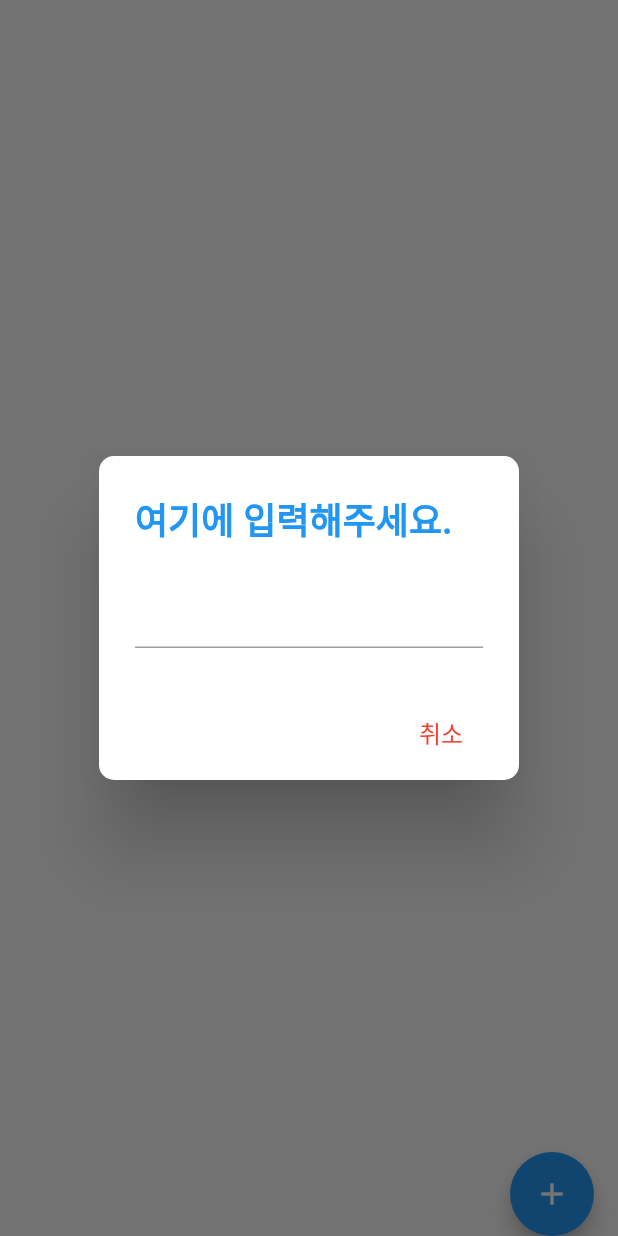
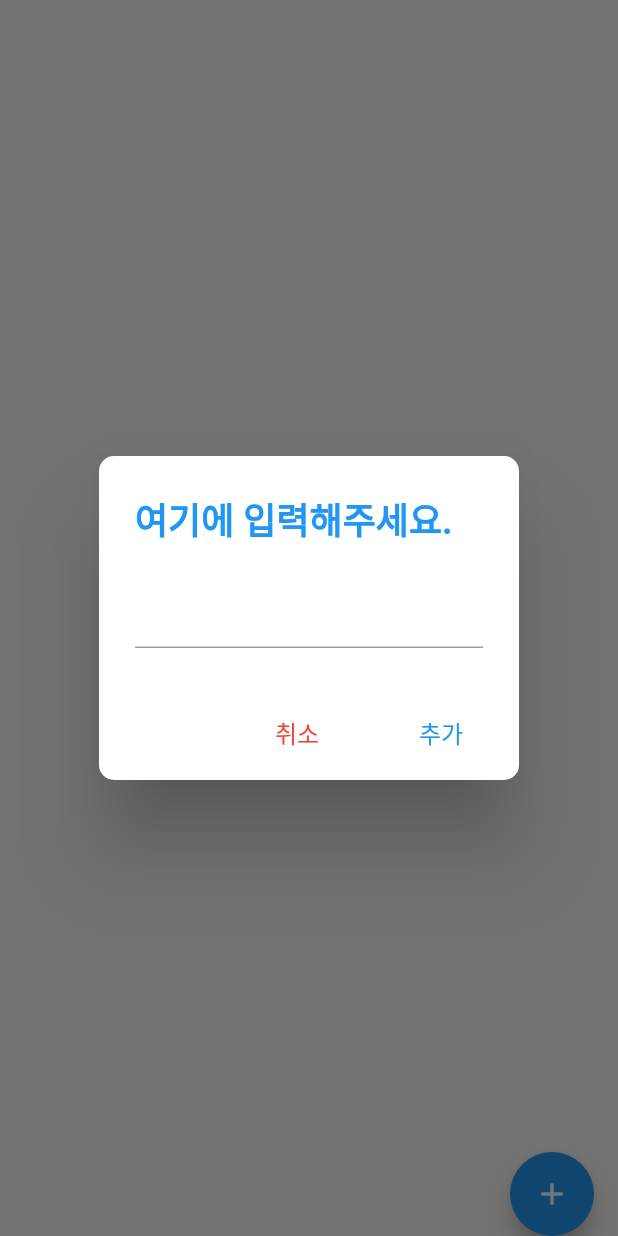
Before and after one commit to hyun031916/flutter_app_notepad, a Flutter app: the NotePadListPage screen opened directly, after a tap on the "add" icon, on a phone screen of 412 x 824 dp. Run offline on Flutter 3.47's test engine with Material 2 defaults, Android fonts, the phone set to English and light mode, and no system bars; our stand-ins replace sqflite; accounts and stored records are empty.

Commit message:
BLoC 패턴을 적용하여 메모장 어플리케이션 만들기 끝-!!

```diff
--- /dev/null
+++ b/lib/bloc/notepad_bloc.dart
@@ -0,0 +1,25 @@
+import 'dart:async';
+
+import 'package:flutter_app_notepad/models/notepad_model.dart';
+import 'package:flutter_app_notepad/repository/notepad_repository.dart';
+
+class NotePadBloc{
+  final NotePadRepository _notepadRepository;
+  final StreamController<List<NotePadModel>> _notepadController = StreamController<List<NotePadModel>>.broadcast();
+
+  get notepadListStream => _notepadController.stream;
+  NotePadBloc(this._notepadRepository) {
+    getNotePadList();
+  }
+
+  void getNotePadList() async {
+    List<NotePadModel> notepadList = await _notepadRepository.getNotePadList();
+    _notepadController.sink.add(notepadList);
+  }
+
+  void addNotePad(NotePadModel notepad) async {
+    await _notepadRepository.createNotePad(notepad);
+    getNotePadList();
+  }
+
+}
--- a/lib/notepad_dao.dart
+++ b/lib/database/dao/notepad_dao.dart
@@ -1,5 +1,5 @@
 import 'dart:async';
-import 'package:flutter_app_notepad/database.dart';
+import 'package:flutter_app_notepad/database/database.dart';
 import 'package:flutter_app_notepad/models/notepad_model.dart';
 
 class NotePadDao{
@@ -15,7 +15,7 @@ class NotePadDao{
     final db = await dbProvider.database;
 
     List<Map<String, dynamic>> result = await db.query(notepadTable);
-    List<NoePadModel> notepadList = result.isNotEmpty ? result.map((item)=> NotePadModel.fromDatabaseJson(item)).toList():[];
+    List<NotePadModel> notepadList = result.isNotEmpty ? result.map((item)=> NotePadModel.fromDatabaseJson(item)).toList():[];
 
     return notepadList;
   }
--- a/lib/database.dart
+++ b/lib/database/database.dart
@@ -18,12 +18,13 @@ class DatabaseProvider{
 
   Future<Database> get database async{
     if(_database != null) return _database;
+    _database = await createDatabase();
     return _database;
   }
 
   createDatabase() async{
     Directory docsDir = await getApplicationDocumentsDirectory();
-    String path = join(docsDir.path, "godo.db");
+    String path = join(docsDir.path, "notepad.db");
 
     var database = await openDatabase(path, version: 1, onCreate: initDB, onUpgrade: onUpgrade);
     return database;
@@ -41,7 +42,6 @@ class DatabaseProvider{
         "title TEXT, "
         "state INTEGER,"
         "created_time INTEGER"
-        ")"
-    );
+        ")");
   }
 }
--- a/lib/models/notepad_model.dart
+++ b/lib/models/notepad_model.dart
@@ -61,7 +61,3 @@ NotePadState getNotePadStateByValue(int stateValue){
       return NotePadState.notepad;
   }
 }
-
-enum NotePadState {
-  notepad, inProgress, done
-}
--- /dev/null
+++ b/lib/repository/notepad_repository.dart
@@ -0,0 +1,12 @@
+import 'package:flutter_app_notepad/models/notepad_model.dart';
+import 'package:flutter_app_notepad/database/dao/notepad_dao.dart';
+
+class NotePadRepository{
+  final NotePadDao _notepadDao;
+
+  NotePadRepository(this._notepadDao);
+
+  Future<List<NotePadModel>> getNotePadList() => _notepadDao.getNotePadList();
+
+  Future<int> createNotePad(NotePadModel notepad) => _notepadDao.createNotePad(notepad);
+}
--- a/lib/main.dart
+++ b/lib/screens/main.dart
@@ -35,6 +35,10 @@ class _NotePadListAppState extends State<NotePadListApp>{
       home: Scaffold(
         appBar: AppBar(title: Text(_tabItems[_currentTabIndex].getTitle())),
         bottomNavigationBar: _createBottomNavigationBar(),
+        body: Container(
+          padding: EdgeInsets.all(8.0),
+          child: NotePadListPage(),
+        ),
       ),
     );
   }
--- a/lib/screens/notepad/notepad_list.dart
+++ b/lib/screens/notepad/notepad_list.dart
@@ -1,18 +1,22 @@
 import 'package:flutter/material.dart';
-import 'file:///C:/Users/Mirim/AndroidStudioProjects/flutter_app_notepad/lib/models/notepad_model.dart';
+import 'package:flutter_app_notepad/bloc/notepad_bloc.dart';
+import 'package:flutter_app_notepad/database/dao/notepad_dao.dart';
+import 'package:flutter_app_notepad/repository/notepad_repository.dart';
+
+import 'package:intl/intl.dart';
+import 'package:flutter_app_notepad/models/notepad_model.dart';
 
 //StatefulWidget의 뼈대 만들기
 //목록이 추가, 삭제, 수정되면서 상태가 변경되는 Page => StatefulWidget
-class NotePadListPage extends StatefulWidget{
+class NotePadListPage extends StatelessWidget{
+  static const String NOTEPAD_DATE_FORMAT = 'yyy-MM-dd';
 
-  @override
-  State<StatefulWidget> createState() => _NotePadListPageState();
-}
-
-class _NotePadListPageState extends State<NotePadListPage>{
-  static const String NOTEPAD_DATE_FORMAT = "yyyy-MM-dd";
   final TextEditingController _notepadTitleController = TextEditingController();
-  List<NotePadModel> _notepadList = [];
+  final NotePadBloc _notepadBloc = NotePadBloc(
+      NotePadRepository(
+          NotePadDao()
+      )
+  );
 
   //_createNotePadList() 호출하여 화면 그리기
   @override
@@ -20,17 +24,42 @@ class _NotePadListPageState extends State<NotePadListPage>{
     return Scaffold(
       //FloatingActionButton을 생성하고 누를경우(onPressed)
       // _openAddTodoDialog를 호출하여 AlertDialog 보여줌줌
-      floatingActionButton: _createFloatingActionButton(),
+      floatingActionButton: _createFloatingActionButton(context),
       floatingActionButtonLocation: FloatingActionButtonLocation.endDocked,
-      body: _createNotePadList(),
+      body: _createNotePadListStreamBuilder(),
     );
   }
 
-  Widget _createNotePadList(){
+  Widget _createFloatingActionButton(BuildContext context){
+    return FloatingActionButton(
+      child: Icon(Icons.add, color: Colors.white),
+      onPressed: ()=>{
+        _openAddNotePadDialog(context)
+      },
+    );
+  }
+
+  Widget _createNotePadListStreamBuilder(){
+    return StreamBuilder(
+      stream: _notepadBloc.notepadListStream,
+      builder: (BuildContext context, AsyncSnapshot<List<NotePadModel>> snapshot){
+        if(snapshot.hasData){
+          if(snapshot.data.length > 0){
+            return _createNotePadList(snapshot.data);
+          }else{
+            return Container();
+          }
+        }else{
+          return Container();
+        }
+      },
+    );
+  }
+  Widget _createNotePadList(List<NotePadModel> notepadList){
     return ListView.separated(
-        itemCount: _notepadList.length,
+        itemCount: notepadList.length,
         itemBuilder: (BuildContext context, int index){
-          return _createNotePadCard(_notepadList[index]);
+          return _createNotePadCard(notepadList[index]);
         },
         separatorBuilder: (BuildContext context, int index){
           return Divider(
@@ -46,17 +75,19 @@ class _NotePadListPageState extends State<NotePadListPage>{
     return Card(
       elevation: 4.0,
       //귀퉁이가 약간 둥근 형태의 카드
-      shape: RoundedRectangleBorder(borderRadius: BorderRadius.all(Radius.circular(8.0))),
+      shape: RoundedRectangleBorder(
+          borderRadius: BorderRadius.all(Radius.circular(8.0))
+      ),
       child: Container(
         padding: EdgeInsets.all(16.0),
-        child: _createNotePadRow(notePadModel)
+        child: _createNotePadItemRow(notePadModel)
       ),
     );
   }
 
   //Row를 사용하여 좌측에 _createNotePadItemContentWidget을
   //우측에 오른쪽 화살표 모양의 아이콘 갖는 Row 반환하기
-  Widget _createNotePadRow(NotePadModel notePadModel){
+  Widget _createNotePadItemRow(NotePadModel notePadModel){
     return Row(
       mainAxisAlignment: MainAxisAlignment.spaceBetween,
       crossAxisAlignment: CrossAxisAlignment.center,
@@ -81,28 +112,19 @@ class _NotePadListPageState extends State<NotePadListPage>{
           height: 8.0,
           color: Colors.transparent,
         ),
-        Text("2021.03.11",
+        Text(DateFormat(NOTEPAD_DATE_FORMAT).format(notePadModel.getCreatedTime()),
         style: TextStyle(fontSize: 18.0, color: Colors.blueGrey))
       ],
     );
   }
 
-  Widget _createFloatingActionButton(){
-    return FloatingActionButton(
-      child: Icon(Icons.add, color: Colors.white),
-      onPressed: ()=>{
-        _openAddNotePadDialog()
-      },
-    );
-  }
 
-  void _openAddNotePadDialog(){
+
+  void _openAddNotePadDialog(BuildContext context){
     showDialog(
         context: context,
         builder: (BuildContext context){
           //AlertDialog를 보여주기 위해서 "showDialog" 함수에 AlertDialog를 넘겨주면 된다.
-          //
-          // 출처: https://doitddo.tistory.com/119?category=954509 [두잇뚜]
           return AlertDialog(
             shape: RoundedRectangleBorder(
                 borderRadius: BorderRadius.circular(10.0)
@@ -132,6 +154,20 @@ class _NotePadListPageState extends State<NotePadListPage>{
                   Navigator.pop(context);
                 },
               ),
+              FlatButton(
+                  child: new Text(
+                    "추가",
+                    style: TextStyle(
+                      fontSize: 16.0,
+                      color: Colors.blue
+                    ),
+                  ),
+                  onPressed: (){
+                    _addNewNotePad(_notepadTitleController.text);
+                    _notepadTitleController.text = "";
+                    Navigator.pop(context);
+                  }
+              ),
             ],
           );
         }
@@ -140,11 +176,10 @@ class _NotePadListPageState extends State<NotePadListPage>{
 
 
   //다이얼로그의 "추가" 버튼을 누르면 _addNewTodo가 호출됨
-  void _addNewNotePad(String title){
-    NotePadModel newNotePad = NotePadModel(title, DateTime.now());
-    //, "setState" 함수 내부에서 _todoList에 새로 생성된 TodoModel 객체를 추가
-    setState(() {
-      _notepadList.add(newNotePad);
-    });
+  void _addNewNotePad(String title) async {
+    NotePadModel newNotePad = NotePadModel(
+        null, title, DateTime.now(), NotePadState.notepad);
+    _notepadBloc.addNotePad(newNotePad);
   }
+
 }
--- a/pubspec.yaml
+++ b/pubspec.yaml
@@ -24,15 +24,14 @@ dependencies:
   flutter:
     sdk: flutter
 
+  cupertino_icons: ^1.0.0
   intl: ^0.16.0
-
   sqflite: ^1.1.0
   path_provider: ^0.5.0+1
 
 
   # The following adds the Cupertino Icons font to your application.
   # Use with the CupertinoIcons class for iOS style icons.
-  cupertino_icons: ^1.0.2
 
 dev_dependencies:
   flutter_test:
```
Also changed, not shown: 1 other file.
